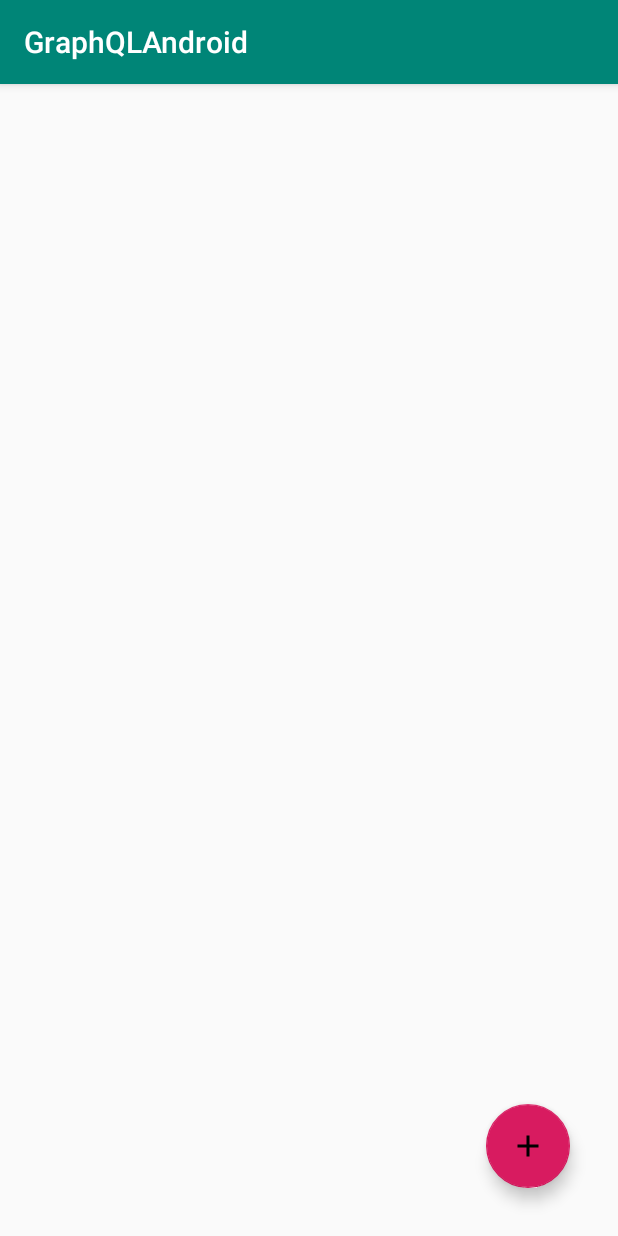
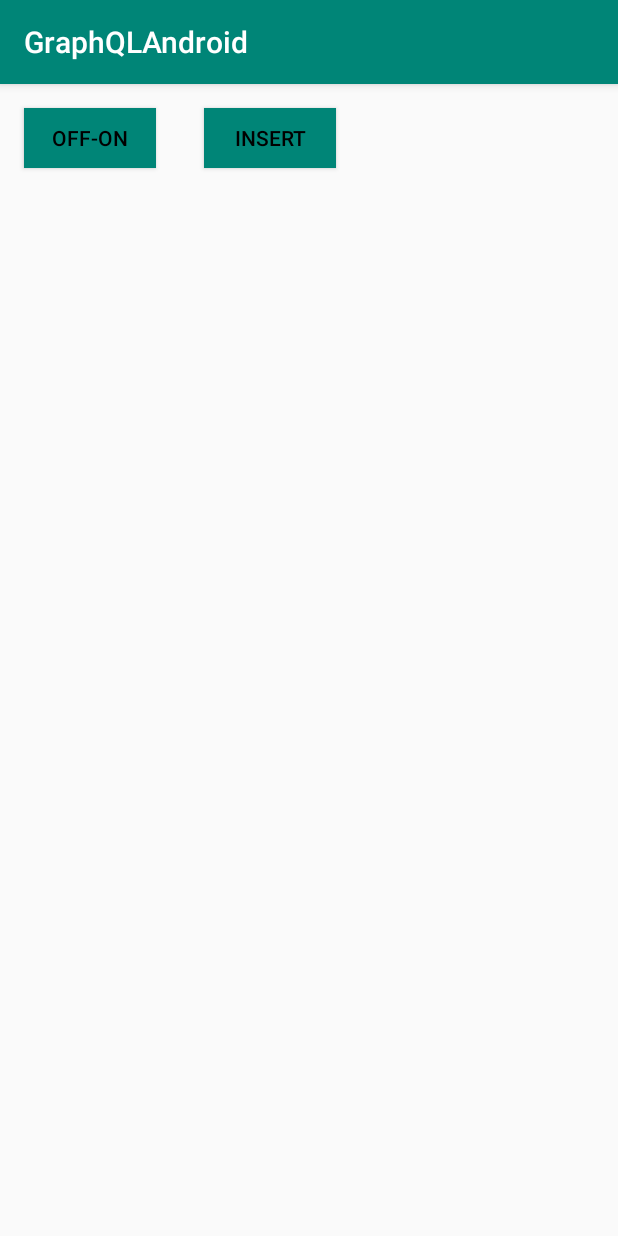
Before and after one commit to aerogear/offix-android, an Android app: the screen it shows after launch (MainActivity), on a phone screen of 412 x 824 dp. Run offline under Robolectric (Android 15) with nearby library versions, the phone set to English and light mode, and no system bars; our stand-ins replace RxJava; libraries missing offline, so code that uses them is left out: com.apollographql.apollo; 10 statements that could not run were skipped.

Commit message:
feat:(spike) modified enqueue method of apollo call to send mutation to server

```diff
--- a/sample/src/main/java/org/aerogear/graphqlandroid/activities/MainActivity.kt
+++ b/sample/src/main/java/org/aerogear/graphqlandroid/activities/MainActivity.kt
@@ -9,6 +9,10 @@ import android.support.v7.widget.LinearLayoutManager
 import android.util.Log
 import android.view.LayoutInflater
 import android.widget.Toast
+import androidx.work.Constraints
+import androidx.work.NetworkType
+import androidx.work.OneTimeWorkRequestBuilder
+import androidx.work.WorkManager
 import com.apollographql.apollo.ApolloCall
 import com.apollographql.apollo.ApolloQueryWatcher
 import com.apollographql.apollo.api.Response
@@ -20,12 +24,15 @@ import io.reactivex.android.schedulers.AndroidSchedulers
 import io.reactivex.disposables.CompositeDisposable
 import io.reactivex.schedulers.Schedulers
 import io.reactivex.subscribers.DisposableSubscriber
-import kotlinx.android.synthetic.main.activity_main.*
+import kotlinx.android.synthetic.main.activity_main.pull_to_refresh
+import kotlinx.android.synthetic.main.activity_main.recycler_view
+import kotlinx.android.synthetic.main.activity_main2.*
 import kotlinx.android.synthetic.main.alertdialog_task.view.*
 import org.aerogear.graphqlandroid.*
 import org.aerogear.graphqlandroid.adapter.TaskAdapter
 import org.aerogear.graphqlandroid.data.ViewModel
 import org.aerogear.graphqlandroid.model.Task
+import java.util.concurrent.TimeUnit
 import java.util.concurrent.atomic.AtomicReference
 
 class MainActivity : AppCompatActivity() {
@@ -54,7 +61,7 @@ class MainActivity : AppCompatActivity() {
 
     override fun onCreate(savedInstanceState: Bundle?) {
         super.onCreate(savedInstanceState)
-        setContentView(R.layout.activity_main)
+        setContentView(R.layout.activity_main2)
 
         val activeNetwork = connectivityManager.activeNetworkInfo
 
@@ -77,13 +84,19 @@ class MainActivity : AppCompatActivity() {
 
         pull_to_refresh.setOnRefreshListener {
             doYourUpdate()
-
+            pull_to_refresh.isRefreshing = false
         }
 
         recycler_view.layoutManager = LinearLayoutManager(this)
         recycler_view.adapter = taskAdapter
 
-        fabAdd.setOnClickListener {
+        buttonOffline.setOnClickListener {
+
+            Log.e(TAG, "buttonOffline clicked")
+            OfflineMutationSender()
+        }
+
+        insertbutton.setOnClickListener {
 
             val inflatedView = LayoutInflater.from(this).inflate(R.layout.alertfrag_create, null, false)
 
@@ -98,14 +111,37 @@ class MainActivity : AppCompatActivity() {
                     val desc = inflatedView.etDesc.text.toString()
                     createtask(title, desc)
                     Log.e(TAG, "jhjj")
-//                    taskAdapter.notifyItemInserted(noteslist.size - 1)
                     dialog.dismiss()
                 }
                 .create()
             customAlert.show()
+        }
+    }
 
+    fun OfflineMutationSender() {
+
+        Log.e(TAG, "OfflineMutationSender inside")
+
+        val arrayList = myModel.getOfflineList()
+        Log.e(TAG, "OfflineMutationSender  :  ${arrayList.size} ")
+
+        arrayList.forEach {
+
+            Log.e(TAG, "OfflineMutationSender 1 : $it ")
+            val client = Utils.getApolloClient(this)?.mutate(
+                it
+            )?.refetchQueries(apolloQueryWatcher?.operation()?.name())
+
+            client?.enqueue(object : CustomApolloCall.CustomCallback() {
+                override fun onResponse(response: Response<Void>) {
+                    arrayList.remove(it)
+                }
+
+                override fun onFailure(e: ApolloException) {
+                    Log.e(TAG, "OfflineMutationSender 3: ${e.message} ")
+                }
+            })
         }
-
     }
 
     private fun doYourUpdate() {
@@ -114,11 +150,8 @@ class MainActivity : AppCompatActivity() {
 //        getTasks()
 //        Log.e(TAG, "  ${myModel.doYourUpdate().size}")
 //        Log.e(TAG, " on Refersh : doneYourUpdate ")
-
 //        noteslist = myModel.doYourUpdate()
 //        taskAdapter.notifyDataSetChanged()
-//
-//
 
         noteslist.clear()
 
@@ -138,7 +171,6 @@ class MainActivity : AppCompatActivity() {
 
                     Log.e(TAG, "on Response doYourUpdate: Watcher ${response.data()}")
 
-
                     val result = watchResponse.get()?.data()?.allTasks()
                     Log.e(
                         TAG,
@@ -153,17 +185,12 @@ class MainActivity : AppCompatActivity() {
                         val task = Task(title, desc, id.toInt(), version!!)
                         noteslist.add(task)
                     }
-
                 }
             })
 
         runOnUiThread {
             taskAdapter.notifyDataSetChanged()
         }
-
-
-
-
         pull_to_refresh.isRefreshing = false
     }
 
@@ -175,17 +202,12 @@ class MainActivity : AppCompatActivity() {
         taskAdapter.notifyDataSetChanged()
     }
 
-
     fun updateTask(id: String, title: String, version: Int) {
-
         Log.e(TAG, "inside update title in MainActivity")
         myModel.update(id, title, version)
-//        noteslist.clear()
     }
 
-
     fun createtask(title: String, description: String) {
-
         Log.e(TAG, "inside create title")
         myModel.create(title, description)
     }
@@ -213,7 +235,6 @@ class MainActivity : AppCompatActivity() {
 //                                it.id().toInt() - 1,
 //                                Task(it.title(), it.description(), it.id().toInt(), it.version()!!)
 //                            )
-                            //taskAdapter.notifyDataSetChanged()
                         }
 //
 //                        runOnUiThread {
@@ -262,7 +283,6 @@ class MainActivity : AppCompatActivity() {
                             Log.e(TAG, " inside subscription2 ${it.title()} mutated upon new title")
                             noteslist.add(Task(it.title(), it.description(), it.id().toInt(), it.version()!!))
                         }
-//
                         runOnUiThread {
                             taskAdapter.notifyDataSetChanged()
                         }
@@ -290,7 +310,6 @@ class MainActivity : AppCompatActivity() {
         )
     }
 
-
     fun onSuccess() {
 
         Log.e(TAG, "onSuccess in MainActivity")
@@ -304,5 +323,4 @@ class MainActivity : AppCompatActivity() {
         disposables.dispose()
         super.onDestroy()
     }
-
 }
--- a/sample/src/main/java/org/aerogear/graphqlandroid/data/ViewModel.kt
+++ b/sample/src/main/java/org/aerogear/graphqlandroid/data/ViewModel.kt
@@ -6,6 +6,7 @@ import android.arch.lifecycle.LiveData
 import android.util.Log
 import com.apollographql.apollo.ApolloCall
 import com.apollographql.apollo.ApolloQueryWatcher
+import com.apollographql.apollo.api.Operation
 import com.apollographql.apollo.api.Response
 import com.apollographql.apollo.exception.ApolloException
 import com.apollographql.apollo.fetcher.ApolloResponseFetchers
@@ -13,7 +14,9 @@ import kotlinx.android.synthetic.main.activity_main.*
 import org.aerogear.graphqlandroid.AllTasksQuery
 import org.aerogear.graphqlandroid.Utils
 import org.aerogear.graphqlandroid.model.Task
+import java.util.*
 import java.util.concurrent.atomic.AtomicReference
+import kotlin.collections.ArrayList
 
 class ViewModel(application: Application) :
     AndroidViewModel(application) {
@@ -47,6 +50,8 @@ class ViewModel(application: Application) :
 
     }
 
+    fun getOfflineList() : ArrayList<com.apollographql.apollo.api.Mutation<Operation.Data,Void, Operation.Variables>> = UserData(apcontext).OfflineArraylist()
+
     fun doYourUpdate(): ArrayList<Task> {
         return UserData(apcontext).doYourUpdate()
     }
--- /dev/null
+++ b/sample/src/main/res/layout/activity_main2.xml
@@ -0,0 +1,53 @@
+<?xml version="1.0" encoding="utf-8"?>
+
+<LinearLayout
+        xmlns:android="http://schemas.android.com/apk/res/android"
+        xmlns:app="http://schemas.android.com/apk/res-auto"
+        android:layout_width="match_parent"
+        android:orientation="vertical"
+        android:layout_height="match_parent">
+
+    <LinearLayout android:layout_width="match_parent"
+                  android:layout_height="wrap_content">
+
+
+
+        <Button android:layout_width="wrap_content"
+                android:id="@+id/buttonOffline"
+                android:checked="true"
+                android:text="Off-On"
+                android:background="#008577"
+                android:layout_margin="16dp"
+                android:textColor="#000000"
+                android:layout_height="40dp"/>
+
+        <Button android:layout_width="wrap_content"
+                android:id="@+id/insertbutton"
+                android:layout_margin="16dp"
+                android:checked="true"
+                android:text="Insert"
+                android:background="#008577"
+                android:textColor="#000000"
+                android:layout_height="40dp"/>
+
+    </LinearLayout>
+
+    <android.support.v4.widget.SwipeRefreshLayout
+            android:layout_width="match_parent"
+            android:id="@+id/pull_to_refresh"
+            android:layout_height="match_parent">
+
+
+        <android.support.v7.widget.RecyclerView
+                android:layout_margin="4dp"
+                android:layout_marginLeft="8dp"
+                android:id="@+id/recycler_view"
+                android:layout_width="match_parent"
+                android:layout_height="match_parent"/>
+
+
+    </android.support.v4.widget.SwipeRefreshLayout>
+
+
+
+</LinearLayout>
```
Also changed, not shown: sample/build.gradle (+8 -0 lines), sample/src/main/java/org/aerogear/graphqlandroid/CustomApolloCall.kt (added, +17 -0 lines), sample/src/main/java/org/aerogear/graphqlandroid/Utils.kt (+15 -9 lines), sample/src/main/java/org/aerogear/graphqlandroid/data/UserData.kt (+22 -10 lines).
